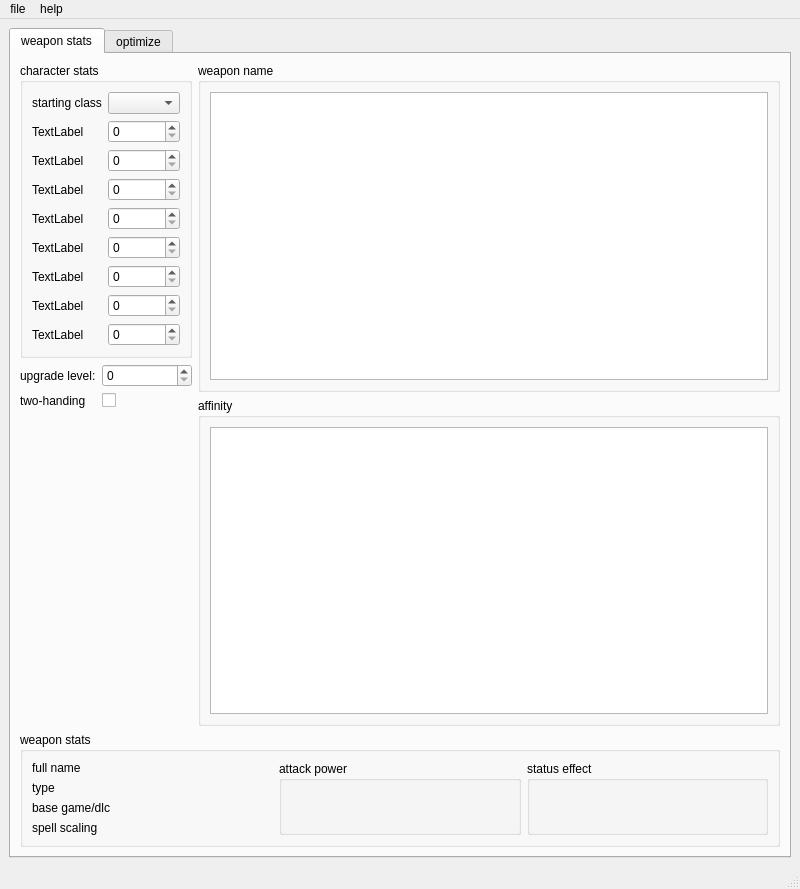
Qt form src/main_window.ui (hanslhansl/elden-ring-damage-optimizer) before a commit.
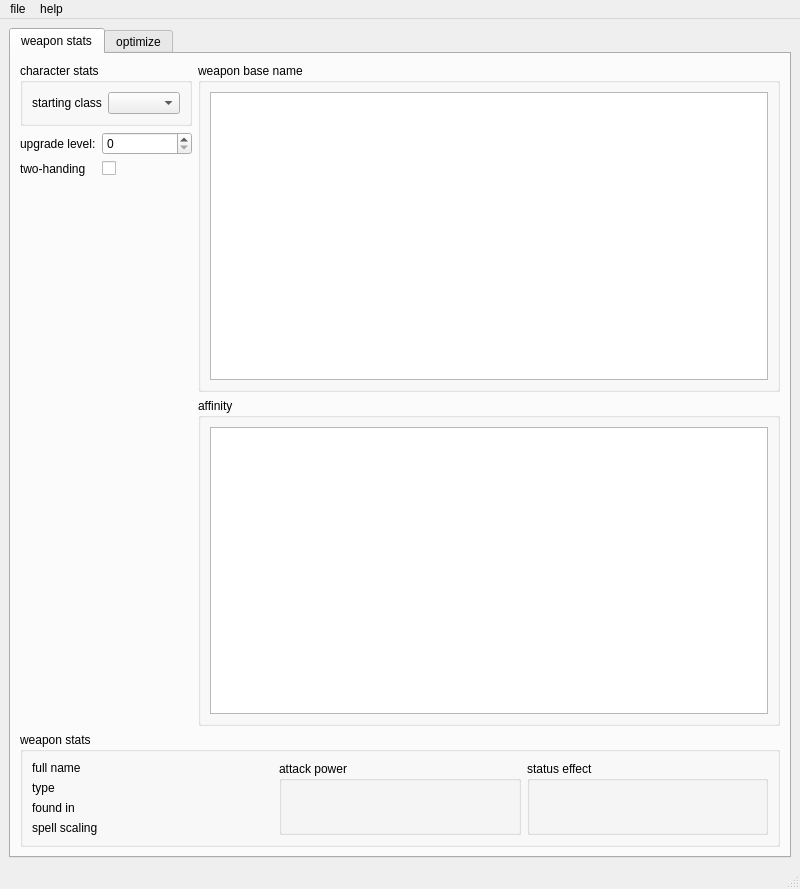
The same form after that commit.

Patch:
```diff
--- a/src/main_window.ui
+++ b/src/main_window.ui
@@ -34,31 +34,7 @@
               <property name="title">
                <string>character stats</string>
               </property>
-              <layout class="QFormLayout" name="formLayout">
-               <item row="1" column="1">
-                <widget class="QSpinBox" name="vigor_spinbox"/>
-               </item>
-               <item row="2" column="1">
-                <widget class="QSpinBox" name="mind_spinbox"/>
-               </item>
-               <item row="3" column="1">
-                <widget class="QSpinBox" name="endurance_spinbox"/>
-               </item>
-               <item row="4" column="1">
-                <widget class="QSpinBox" name="strength_spinbox"/>
-               </item>
-               <item row="5" column="1">
-                <widget class="QSpinBox" name="dexterity_spinbox"/>
-               </item>
-               <item row="6" column="1">
-                <widget class="QSpinBox" name="intelligence_spinbox"/>
-               </item>
-               <item row="7" column="1">
-                <widget class="QSpinBox" name="faith_spinbox"/>
-               </item>
-               <item row="8" column="1">
-                <widget class="QSpinBox" name="arcane_spinbox"/>
-               </item>
+              <layout class="QFormLayout" name="character_stats_layout">
                <item row="0" column="0">
                 <widget class="QLabel" name="label_3">
                  <property name="text">
@@ -69,62 +45,6 @@
                <item row="0" column="1">
                 <widget class="QComboBox" name="starting_class_combobox"/>
                </item>
-               <item row="8" column="0">
-                <widget class="QLabel" name="label_8">
-                 <property name="text">
-                  <string>TextLabel</string>
-                 </property>
-                </widget>
-               </item>
-               <item row="7" column="0">
-                <widget class="QLabel" name="label_9">
-                 <property name="text">
-                  <string>TextLabel</string>
-                 </property>
-                </widget>
-               </item>
-               <item row="6" column="0">
-                <widget class="QLabel" name="label_10">
-                 <property name="text">
-                  <string>TextLabel</string>
-                 </property>
-                </widget>
-               </item>
-               <item row="5" column="0">
-                <widget class="QLabel" name="label_11">
-                 <property name="text">
-                  <string>TextLabel</string>
-                 </property>
-                </widget>
-               </item>
-               <item row="4" column="0">
-                <widget class="QLabel" name="label_12">
-                 <property name="text">
-                  <string>TextLabel</string>
-                 </property>
-                </widget>
-               </item>
-               <item row="3" column="0">
-                <widget class="QLabel" name="label_13">
-                 <property name="text">
-                  <string>TextLabel</string>
-                 </property>
-                </widget>
-               </item>
-               <item row="2" column="0">
-                <widget class="QLabel" name="label_14">
-                 <property name="text">
-                  <string>TextLabel</string>
-                 </property>
-                </widget>
-               </item>
-               <item row="1" column="0">
-                <widget class="QLabel" name="label_15">
-                 <property name="text">
-                  <string>TextLabel</string>
-                 </property>
-                </widget>
-               </item>
               </layout>
              </widget>
             </item>
@@ -176,7 +96,7 @@
             <item>
              <widget class="QGroupBox" name="weapon_name_box">
               <property name="title">
-               <string>weapon name</string>
+               <string>weapon base name</string>
               </property>
               <layout class="QVBoxLayout" name="verticalLayout_4">
                <item>
@@ -242,7 +162,7 @@
                <item row="2" column="0">
                 <widget class="QLabel" name="label_4">
                  <property name="text">
-                  <string>base game/dlc</string>
+                  <string>found in</string>
                  </property>
                 </widget>
                </item>
```
Left out of the diff: 6 changed lines with no effect on the pictures.
